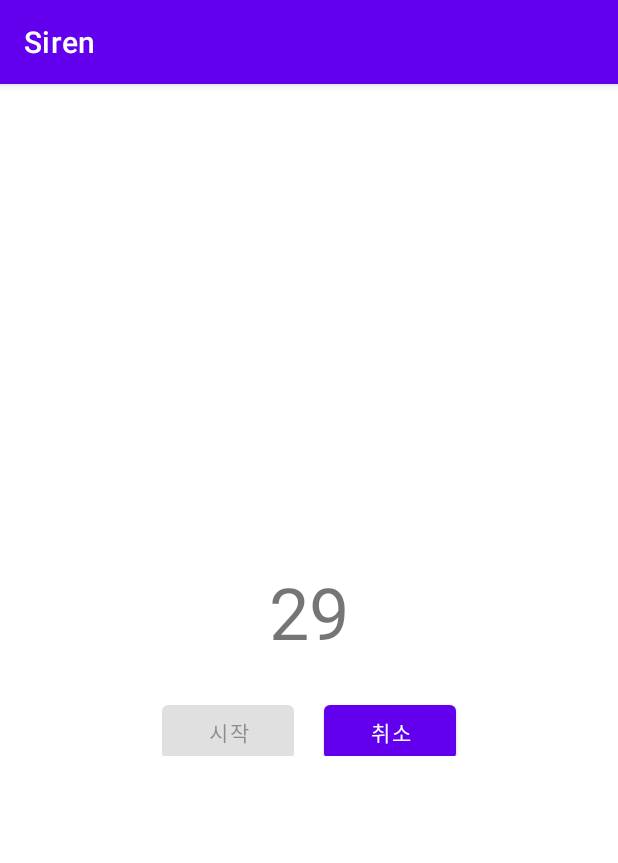
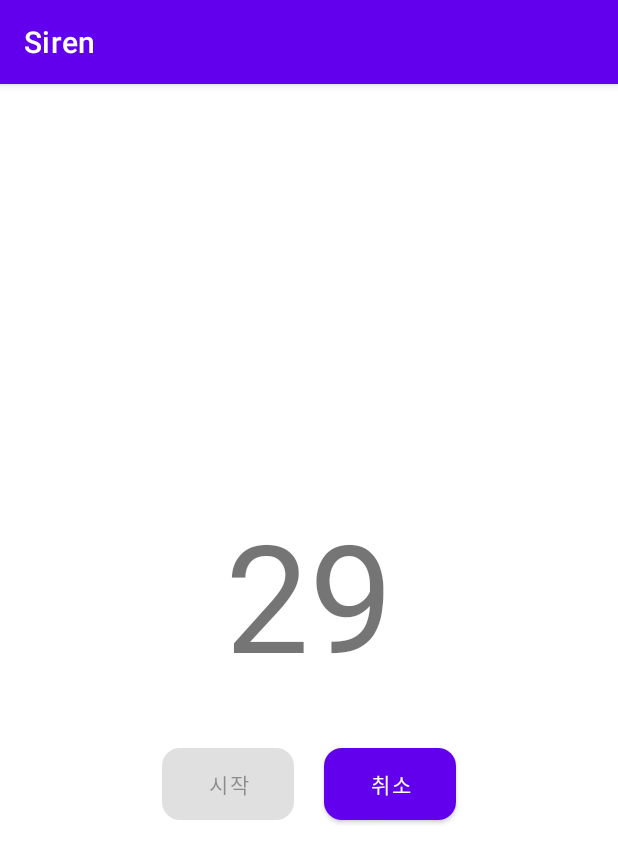
Before and after one commit to tkdgml822/siren, an Android app: the screen it shows after launch (MainActivity), after a tap on "시작", on a phone screen of 412 x 824 dp. Shown: the top 863 px of the screen. Run offline under Robolectric (Android 15) with nearby library versions, the phone set to English and light mode, and no system bars.

Commit message:
text Size Up And button diagonal round

```diff
--- a/app/src/main/java/com/cookandroid/siren/MainActivity.java
+++ b/app/src/main/java/com/cookandroid/siren/MainActivity.java
@@ -61,7 +61,7 @@
     private void startSound() {
         // 무한 반복
         mediaPlayer.setLooping(true);
-        mediaPlayer.start();
+        mediaPlayer.start();    // 시작
 
         // 30초 후 무한 재생 취소
         startButton.postDelayed(() -> {
--- /dev/null
+++ b/app/src/main/res/drawable/button_radius.xml
@@ -0,0 +1,11 @@
+<?xml version="1.0" encoding="utf-8"?>
+<shape xmlns:android="http://schemas.android.com/apk/res/android"
+    android:padding="10dp"
+    android:shape="rectangle" >
+    <solid android:color="#533A93" />
+    <corners
+        android:bottomLeftRadius="12dp"
+        android:bottomRightRadius="12dp"
+        android:topLeftRadius="12dp"
+        android:topRightRadius="12dp" />
+</shape>
--- a/app/src/main/res/layout/activity_main.xml
+++ b/app/src/main/res/layout/activity_main.xml
@@ -6,34 +6,38 @@
     android:layout_height="match_parent"
     tools:context=".MainActivity"
     android:orientation="vertical"
-    android:gravity="center">
+    android:gravity="center"
+    >
 
     <TextView
         android:id="@+id/timerTextView"
         android:layout_width="wrap_content"
         android:layout_height="wrap_content"
         android:text="@string/timer_default_value"
-        android:textSize="48sp"/>
+        android:textSize="100sp"/>
+
     <LinearLayout
         android:layout_width="match_parent"
-    android:layout_height="wrap_content"
-    android:orientation="horizontal"
+        android:layout_height="88dp"
         android:gravity="center"
-    >
+        android:orientation="horizontal">
+
         <Button
             android:id="@+id/startButton"
             android:layout_width="wrap_content"
             android:layout_height="wrap_content"
-        android:text="@string/timer_start_btn"
-        android:layout_marginTop="16dp"/>
+            android:layout_marginTop="16dp"
+            android:background="@drawable/button_radius"
+            android:text="@string/timer_start_btn" />
 
         <Button
             android:id="@+id/endButton"
             android:layout_width="wrap_content"
             android:layout_height="wrap_content"
+            android:layout_marginLeft="20dp"
             android:layout_marginTop="16dp"
-        android:text="취소"
-        android:layout_marginLeft="20dp"/>
+            android:background="@drawable/button_radius"
+            android:text="취소" />
     </LinearLayout>
 
 </LinearLayout>
```
Lines whose indentation alone changed are shown as unchanged.
